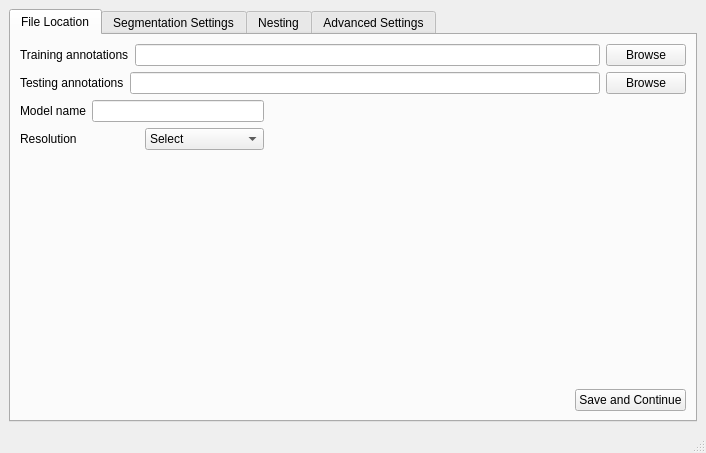
Before: the Qt Designer form CODA.ui in Kiemen-Lab/CODAvision, drawn with Qt 5.
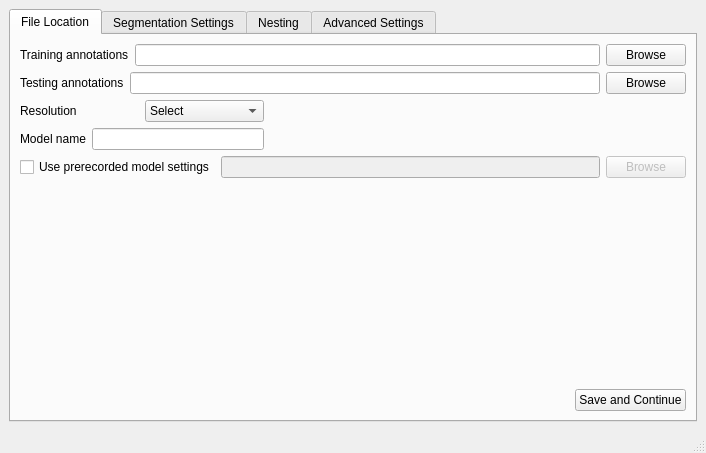
After: the same form once the commit is applied. The open tabs and pages were chosen to show the change.

Commit message: Added checkbox to load model settings from pickle file. Still need to delete the pop up window to load data from .xml and to populate the tables from the loaded df and combined dfs

Diff of the .ui file:
```diff
--- a/CODA.ui
+++ b/CODA.ui
@@ -24,7 +24,7 @@
        <enum>QTabWidget::TabShape::Rounded</enum>
       </property>
       <property name="currentIndex">
-       <number>2</number>
+       <number>0</number>
       </property>
       <property name="movable">
        <bool>false</bool>
@@ -103,37 +103,6 @@
          </layout>
         </item>
         <item row="2" column="0">
-         <layout class="QHBoxLayout" name="horizontalLayout_6">
-          <item>
-           <widget class="QLabel" name="label_3">
-            <property name="text">
-             <string>Model name</string>
-            </property>
-           </widget>
-          </item>
-          <item>
-           <widget class="QLineEdit" name="model_name">
-            <property name="toolTip">
-             <string>Model name</string>
-            </property>
-           </widget>
-          </item>
-         </layout>
-        </item>
-        <item row="2" column="1">
-         <spacer name="horizontalSpacer_3">
-          <property name="orientation">
-           <enum>Qt::Orientation::Horizontal</enum>
-          </property>
-          <property name="sizeHint" stdset="0">
-           <size>
-            <width>416</width>
-            <height>17</height>
-           </size>
-          </property>
-         </spacer>
-        </item>
-        <item row="3" column="0">
          <layout class="QHBoxLayout" name="horizontalLayout_3">
           <item>
            <widget class="QLabel" name="label_4">
@@ -171,7 +140,90 @@
           </item>
          </layout>
         </item>
-        <item row="4" column="0">
+        <item row="2" column="1">
+         <spacer name="horizontalSpacer_3">
+          <property name="orientation">
+           <enum>Qt::Orientation::Horizontal</enum>
+          </property>
+          <property name="sizeHint" stdset="0">
+           <size>
+            <width>416</width>
+            <height>17</height>
+           </size>
+          </property>
+         </spacer>
+        </item>
+        <item row="3" column="0">
+         <layout class="QHBoxLayout" name="horizontalLayout_6">
+          <item>
+           <widget class="QLabel" name="label_3">
+            <property name="text">
+             <string>Model name</string>
+            </property>
+           </widget>
+          </item>
+          <item>
+           <widget class="QLineEdit" name="model_name">
+            <property name="toolTip">
+             <string>Model name</string>
+            </property>
+           </widget>
+          </item>
+         </layout>
+        </item>
+        <item row="4" column="0" colspan="2">
+         <layout class="QHBoxLayout" name="horizontalLayout_10">
+          <item>
+           <widget class="QCheckBox" name="prerecorded_CB">
+            <property name="text">
+             <string>Use prerecorded model settings</string>
+            </property>
+            <property name="checked">
+             <bool>false</bool>
+            </property>
+            <property name="tristate">
+             <bool>false</bool>
+            </property>
+           </widget>
+          </item>
+          <item>
+           <widget class="QLineEdit" name="prerecorded_LE">
+            <property name="enabled">
+             <bool>false</bool>
+            </property>
+            <property name="maximumSize">
+             <size>
+              <width>16777215</width>
+              <height>16777215</height>
+             </size>
+            </property>
+            <property name="toolTip">
+             <string>Browse .pkl file with prerecorded model settings</string>
+            </property>
+            <property name="statusTip">
+             <string/>
+            </property>
+            <property name="whatsThis">
+             <string/>
+            </property>
+            <property name="inputMask">
+             <string/>
+            </property>
+           </widget>
+          </item>
+          <item>
+           <widget class="QPushButton" name="prerecorded_PB">
+            <property name="enabled">
+             <bool>false</bool>
+            </property>
+            <property name="text">
+             <string>Browse</string>
+            </property>
+           </widget>
+          </item>
+         </layout>
+        </item>
+        <item row="5" column="0">
          <spacer name="verticalSpacer">
           <property name="orientation">
            <enum>Qt::Orientation::Vertical</enum>
@@ -184,7 +236,7 @@
           </property>
          </spacer>
         </item>
-        <item row="5" column="0" colspan="2">
+        <item row="6" column="0" colspan="2">
          <layout class="QHBoxLayout" name="horizontalLayout_9">
           <item>
            <spacer name="horizontalSpacer">
```
The commit also changes 2 other files.
